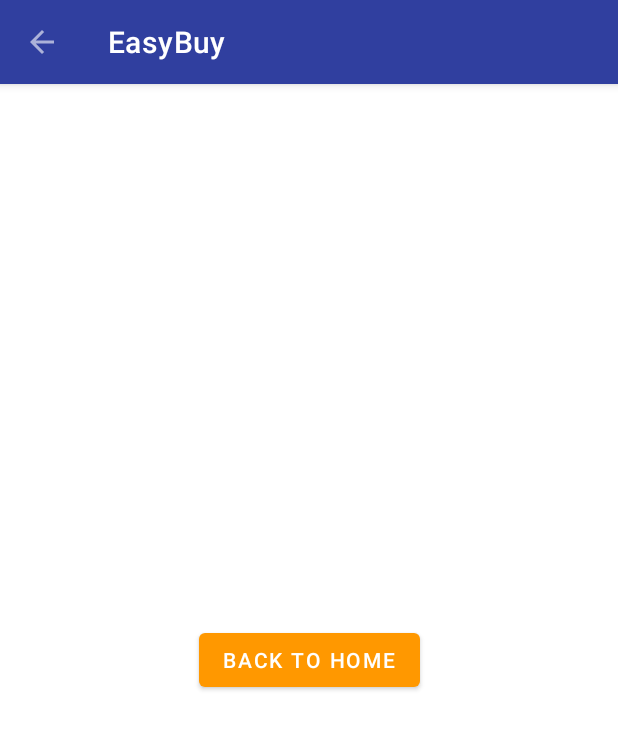
After one commit to MizuNoMashu/HCI_Project, an Android app: the Messageback screen opened through its navigation route, on a phone screen of 412 x 824 dp. The commit adds this screen. Shown: the top 729 px of the screen. Run offline under Robolectric (Android 15) with nearby library versions, the phone set to English and light mode, and no system bars.

Commit message:
added empty message

```diff
--- /dev/null
+++ b/app/src/main/java/com/example/hci/messages/Messageback.kt
@@ -0,0 +1,53 @@
+package com.example.hci.messages
+
+import android.os.Bundle
+import android.util.Log
+import android.view.LayoutInflater
+import android.view.View
+import android.view.ViewGroup
+import android.widget.Button
+import androidx.fragment.app.Fragment
+import androidx.navigation.Navigation
+import androidx.navigation.fragment.NavHostFragment
+import com.example.hci.R
+import com.example.hci.databinding.FragmentMessagebackBinding
+import com.example.hci.databinding.MessagesBinding
+import java.text.SimpleDateFormat
+import java.util.*
+
+
+class Messageback: Fragment() {
+    private var _binding: FragmentMessagebackBinding? = null
+
+    // This property is only valid between onCreateView and
+    // onDestroyView.
+    private val binding get() = _binding!!
+    private lateinit var backBnt: Button
+
+    override fun onCreate(savedInstanceState: Bundle?) {
+        super.onCreate(savedInstanceState)
+    }
+
+
+    override fun onCreateView(
+        inflater: LayoutInflater,
+        container: ViewGroup?,
+        savedInstanceState: Bundle?
+    ): View? {
+        Log.d("TAG","messageback: called")
+
+        _binding = FragmentMessagebackBinding.inflate(inflater, container, false)
+        val root: View = binding.root
+        backBnt=binding.backhome
+        backBnt.setOnClickListener{
+            NavHostFragment.findNavController(this).navigate(R.id.loginFragment)
+        }
+        return root
+
+    }
+    override fun onDestroyView() {
+        super.onDestroyView()
+        _binding = null
+    }
+
+}
--- /dev/null
+++ b/app/src/main/res/layout/fragment_messageback.xml
@@ -0,0 +1,18 @@
+<?xml version="1.0" encoding="utf-8"?>
+<androidx.constraintlayout.widget.ConstraintLayout xmlns:android="http://schemas.android.com/apk/res/android"
+    xmlns:app="http://schemas.android.com/apk/res-auto"
+    xmlns:tools="http://schemas.android.com/tools"
+    android:layout_width="match_parent"
+
+    android:layout_height="match_parent">
+
+    <Button
+        android:id="@+id/backhome"
+        android:layout_width="wrap_content"
+        android:layout_height="wrap_content"
+        android:text="back to home"
+        app:layout_constraintBottom_toBottomOf="parent"
+        app:layout_constraintEnd_toEndOf="parent"
+        app:layout_constraintStart_toStartOf="parent"
+        app:layout_constraintTop_toTopOf="parent" />
+</androidx.constraintlayout.widget.ConstraintLayout>
--- a/app/src/main/res/navigation/app_navigation.xml
+++ b/app/src/main/res/navigation/app_navigation.xml
@@ -79,6 +79,9 @@
         <action
             android:id="@+id/action_settings_to_searchFragment"
             app:destination="@id/searchFragment" />
+        <action
+            android:id="@+id/action_settings_to_messageback"
+            app:destination="@id/messageback" />
     </fragment>
     <fragment
         android:id="@+id/profile"
@@ -209,4 +212,12 @@
             android:id="@+id/action_searchFragment_to_settings"
             app:destination="@id/settings" />
     </fragment>
+    <fragment
+        android:id="@+id/messageback"
+        android:name="com.example.hci.messages.Messageback"
+        android:label="Messageback" >
+        <action
+            android:id="@+id/action_messageback_to_scroll_products"
+            app:destination="@id/scroll_products" />
+    </fragment>
 </navigation>
```
Also changed, not shown: app/src/main/java/com/example/hci/DBHelper.kt (+11 -1 lines), app/src/main/java/com/example/hci/Settings.kt (+8 -1 lines).
